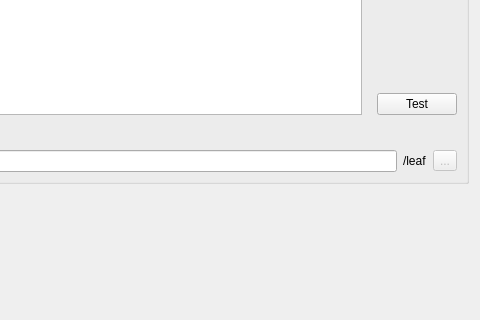
Old version of the form src/Dialogs/NewBookDialog.ui in the repository wagenadl/notedeln; both pictures show x 527 to 1007 and y 268 to 588 of the 1007 by 743 pixel window.
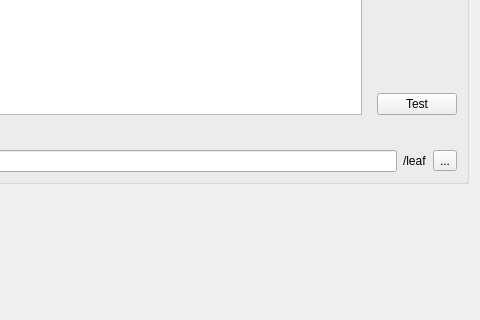
New version of the form.

Commit message: Bugfix to New book dialog

```diff
--- a/src/Dialogs/NewBookDialog.ui
+++ b/src/Dialogs/NewBookDialog.ui
@@ -347,7 +347,7 @@
          <item>
           <widget class="QToolButton" name="abrowse">
            <property name="enabled">
-            <bool>false</bool>
+            <bool>true</bool>
            </property>
            <property name="text">
             <string>...</string>
```
Left out of the diff: 42 changed lines with no effect on the pictures. The commit also changes 3 other files.
